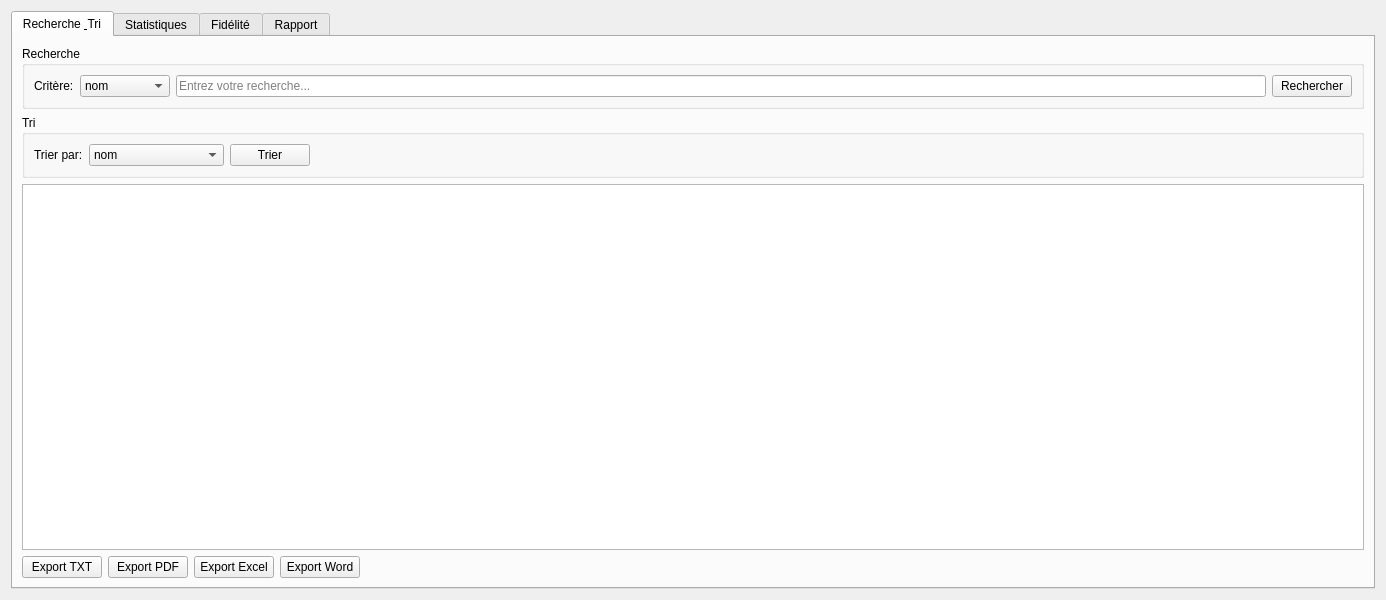
Qt form gestionclients/metierswidget.ui (hedi1-1/oil-press-management-) before a commit.
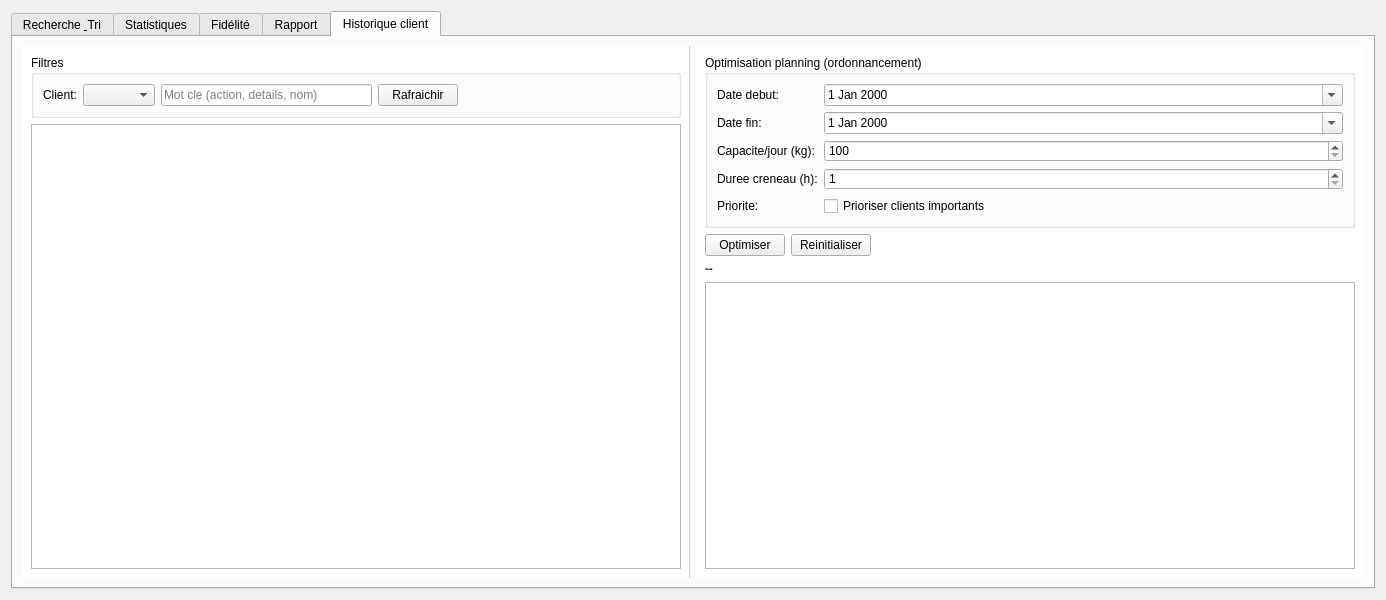
The same form after that commit. The open tabs and pages were chosen to show the change.

Commit message: metier avancee gestion de client

Patch:
```diff
--- a/gestionclients/metierswidget.ui
+++ b/gestionclients/metierswidget.ui
@@ -847,6 +847,215 @@
        </item>
       </layout>
      </widget>
+      <widget class="QWidget" name="tab_historique">
+       <attribute name="title">
+        <string>Historique client</string>
+       </attribute>
+      <layout class="QHBoxLayout" name="horizontalLayout_historique_split">
+       <item>
+        <widget class="QFrame" name="frame_historique_left">
+         <property name="styleSheet">
+          <string notr="true">QFrame#frame_historique_left{border-right:1px solid #d0d0d0;background:#ffffff;}</string>
+         </property>
+         <layout class="QVBoxLayout" name="verticalLayout_historique_left">
+          <item>
+           <widget class="QGroupBox" name="groupBox_historique_filtres">
+        <property name="title">
+         <string>Filtres</string>
+        </property>
+        <layout class="QHBoxLayout" name="horizontalLayout_historique_filters">
+         <item>
+          <widget class="QLabel" name="label_historyClient">
+           <property name="text">
+            <string>Client:</string>
+           </property>
+          </widget>
+         </item>
+         <item>
+          <widget class="QComboBox" name="comboBox_historyClient"/>
+         </item>
+         <item>
+          <widget class="QLineEdit" name="lineEdit_historySearch">
+           <property name="placeholderText">
+            <string>Mot cle (action, details, nom)</string>
+           </property>
+          </widget>
+         </item>
+         <item>
+          <widget class="QPushButton" name="pushButton_refreshHistory">
+           <property name="text">
+            <string>Rafraichir</string>
+           </property>
+          </widget>
+         </item>
+         <item>
+          <spacer name="horizontalSpacer_history">
+           <property name="orientation">
+            <enum>Qt::Horizontal</enum>
+           </property>
+           <property name="sizeHint" stdset="0">
+            <size>
+             <width>40</width>
+             <height>20</height>
+            </size>
+           </property>
+          </spacer>
+         </item>
+        </layout>
+           </widget>
+          </item>
+          <item>
+           <widget class="QTableWidget" name="tableView_historique"/>
+          </item>
+         </layout>
+        </widget>
+       </item>
+       <item>
+        <widget class="QFrame" name="frame_planning_right">
+         <property name="styleSheet">
+          <string notr="true">QFrame#frame_planning_right{background:#ffffff;}</string>
+         </property>
+         <layout class="QVBoxLayout" name="verticalLayout_planning">
+          <item>
+           <widget class="QGroupBox" name="groupBox_planning">
+        <property name="title">
+         <string>Optimisation planning (ordonnancement)</string>
+        </property>
+        <layout class="QFormLayout" name="formLayout_planning">
+         <item row="0" column="0">
+          <widget class="QLabel" name="label_planStart">
+           <property name="text">
+            <string>Date debut:</string>
+           </property>
+          </widget>
+         </item>
+         <item row="0" column="1">
+          <widget class="QDateEdit" name="dateEdit_planStart">
+           <property name="calendarPopup">
+            <bool>true</bool>
+           </property>
+          </widget>
+         </item>
+         <item row="1" column="0">
+          <widget class="QLabel" name="label_planEnd">
+           <property name="text">
+            <string>Date fin:</string>
+           </property>
+          </widget>
+         </item>
+         <item row="1" column="1">
+          <widget class="QDateEdit" name="dateEdit_planEnd">
+           <property name="calendarPopup">
+            <bool>true</bool>
+           </property>
+          </widget>
+         </item>
+         <item row="2" column="0">
+          <widget class="QLabel" name="label_planCapacity">
+           <property name="text">
+            <string>Capacite/jour (kg):</string>
+           </property>
+          </widget>
+         </item>
+         <item row="2" column="1">
+          <widget class="QSpinBox" name="spinBox_planCapacity">
+           <property name="minimum">
+            <number>100</number>
+           </property>
+           <property name="maximum">
+            <number>200000</number>
+           </property>
+           <property name="singleStep">
+            <number>100</number>
+           </property>
+          </widget>
+         </item>
+         <item row="3" column="0">
+          <widget class="QLabel" name="label_planSlot">
+           <property name="text">
+            <string>Duree creneau (h):</string>
+           </property>
+          </widget>
+         </item>
+         <item row="3" column="1">
+          <widget class="QSpinBox" name="spinBox_slotHours">
+           <property name="minimum">
+            <number>1</number>
+           </property>
+           <property name="maximum">
+            <number>10</number>
+           </property>
+           <property name="singleStep">
+            <number>1</number>
+           </property>
+          </widget>
+         </item>
+         <item row="4" column="0">
+          <widget class="QLabel" name="label_planPriority">
+           <property name="text">
+            <string>Priorite:</string>
+           </property>
+          </widget>
+         </item>
+         <item row="4" column="1">
+          <widget class="QCheckBox" name="checkBox_planPriority">
+           <property name="text">
+            <string>Prioriser clients importants</string>
+           </property>
+          </widget>
+         </item>
+        </layout>
+           </widget>
+          </item>
+          <item>
+           <layout class="QHBoxLayout" name="horizontalLayout_planButtons">
+        <item>
+         <widget class="QPushButton" name="pushButton_planOptimize">
+          <property name="text">
+           <string>Optimiser</string>
+          </property>
+         </widget>
+        </item>
+        <item>
+         <widget class="QPushButton" name="pushButton_planReset">
+          <property name="text">
+           <string>Reinitialiser</string>
+          </property>
+         </widget>
+        </item>
+        <item>
+         <spacer name="horizontalSpacer_planButtons">
+          <property name="orientation">
+           <enum>Qt::Horizontal</enum>
+          </property>
+          <property name="sizeHint" stdset="0">
+           <size>
+            <width>40</width>
+            <height>20</height>
+           </size>
+          </property>
+         </spacer>
+        </item>
+           </layout>
+          </item>
+          <item>
+           <widget class="QLabel" name="label_planSummary">
+        <property name="text">
+         <string>--</string>
+        </property>
+        <property name="styleSheet">
+         <string notr="true">color:#2c3e50;font-weight:600;</string>
+        </property>
+           </widget>
+          </item>
+          <item>
+           <widget class="QTableWidget" name="tableView_planning"/>
+          </item>
+         </layout>
+        </widget>
+       </item>
+      </layout>
+      </widget>
     </widget>
    </item>
   </layout>
```
Left out of the diff: 11 changed lines with no effect on the pictures. The commit also changes 7 other files.
